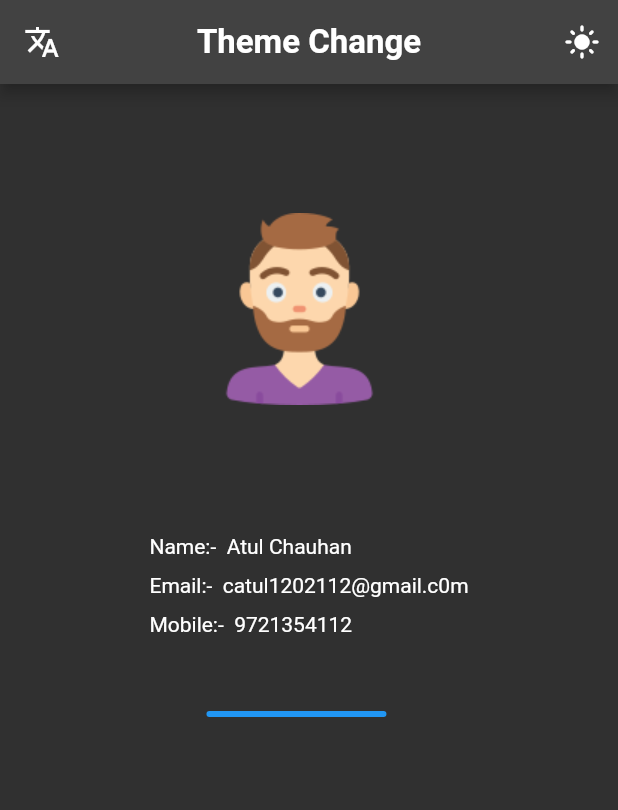
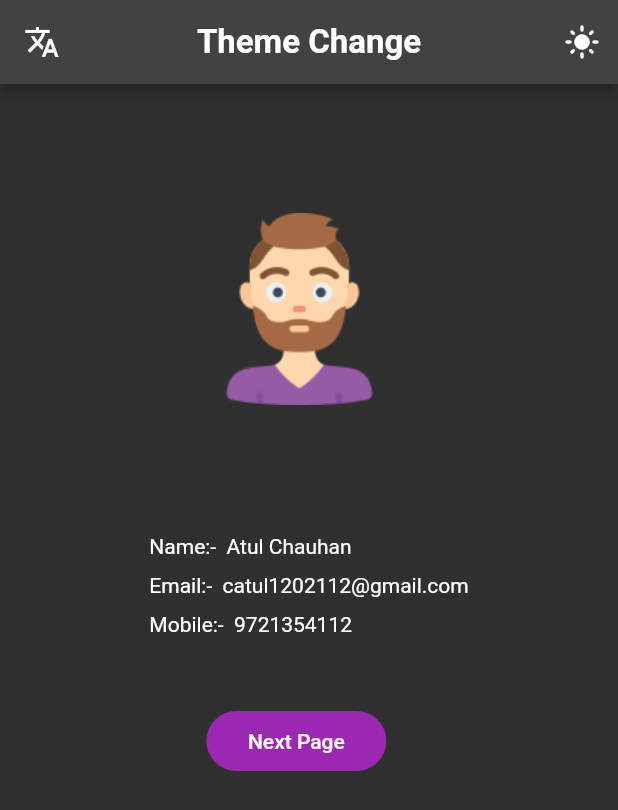
Before and after one commit to AtulChauhan97/Changed_Theme, a Flutter app: the screen it shows after launch, after a tap on the "dark mode" icon, on a phone screen of 412 x 824 dp. Shown: the top 810 px of the screen. Run offline on Flutter 3.47's test engine with Material 2 defaults, Android fonts, the phone set to English and light mode, and no system bars; our stand-ins replace get.

Commit message:
add controller

```diff
--- /dev/null
+++ b/lib/controller/button_controller.dart
@@ -0,0 +1,11 @@
+
+
+
+import 'package:get/get.dart';
+
+class ButtonController extends GetxController{
+
+  RxBool change = false.obs;
+
+
+}
--- a/lib/screens/page1.dart
+++ b/lib/screens/page1.dart
@@ -1,5 +1,6 @@
 import 'package:flutter/material.dart';
 import 'package:get/get.dart';
+import 'package:theme_changing/controller/button_controller.dart';
 import 'package:theme_changing/screens/page2.dart';
 
 class Page1 extends StatefulWidget {
@@ -10,8 +11,8 @@ class Page1 extends StatefulWidget {
 }
 
 class _Page1State extends State<Page1> {
-  RxBool change = false.obs;
 
+ButtonController controller = Get.put(ButtonController());
   @override
   Widget build(BuildContext context) {
     final size = MediaQuery.of(context).size;
@@ -59,10 +60,10 @@ class _Page1State extends State<Page1> {
                 Get.changeTheme(
                   Get.isDarkMode ? ThemeData.light() : ThemeData.dark(),
                 );
-                change.value = !change.value;
+                controller.change.value = !controller.change.value;
               },
               icon: Obx(() => Icon(
-                    change.value ? Icons.light_mode : Icons.dark_mode_outlined,
+                    controller.change.value ? Icons.light_mode : Icons.dark_mode_outlined,
                     color: Colors.white,
                   )))
         ],
@@ -89,7 +90,7 @@ class _Page1State extends State<Page1> {
             const SizedBox(
               height: 10,
             ),
-            Text("${"Email".tr}:-  catul1202112@gmail.c0m"),
+            Text("${"Email".tr}:-  catul1202112@gmail.com"),
             const SizedBox(
               height: 10,
             ),
@@ -99,11 +100,11 @@ class _Page1State extends State<Page1> {
             ),
             Padding(
               padding: const EdgeInsets.symmetric(horizontal: 38.0),
-              child: Container(
-                height: 4,
+              child: Obx(() => Container(
+                height: 40,
                 width: 120,
                 decoration: BoxDecoration(
-                    color: Colors.blue,
+                    color: controller.change.value?Colors.purple:Colors.blue,
                     borderRadius: BorderRadius.circular(50)),
                 child: TextButton(
                   onPressed: () {
@@ -114,7 +115,7 @@ class _Page1State extends State<Page1> {
                     style: const TextStyle(color: Colors.white),
                   ),
                 ),
-              ),
+              ),)
             ),
           ],
         ),
--- a/lib/screens/page3.dart
+++ b/lib/screens/page3.dart
@@ -1,6 +1,7 @@
 import 'package:flutter/material.dart';
 import 'package:get/get.dart';
 import 'package:theme_changing/screens/page4.dart';
+import '../controller/button_controller.dart';
 
 class Page3 extends StatefulWidget {
   const Page3({super.key});
@@ -10,6 +11,8 @@ class Page3 extends StatefulWidget {
 }
 
 class _Page3State extends State<Page3> {
+
+  ButtonController controller = Get.put(ButtonController());
   @override
   Widget build(BuildContext context) {
     return Scaffold(
@@ -28,7 +31,7 @@ class _Page3State extends State<Page3> {
               height: 40,
               width: 120,
               decoration: BoxDecoration(
-                  color: Colors.blue,
+                  color: controller.change.value?Colors.purple:Colors.blue,
                   borderRadius: BorderRadius.circular(50)
               ),
               child: TextButton(onPressed: (){
```
Also changed, not shown: lib/screens/page2.dart (+6 -3 lines).
